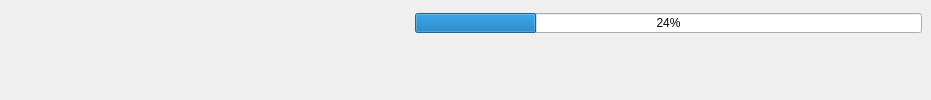
Qt form HelloWorld/actionprogress.ui (RicardoEPRodrigues/3MotionExamples) before a commit.
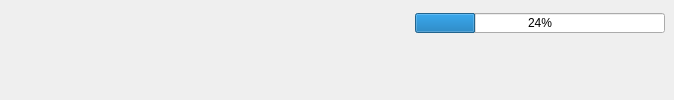
The same form after that commit.

Diff of the .ui file:
```diff
--- a/HelloWorld/actionprogress.ui
+++ b/HelloWorld/actionprogress.ui
@@ -9,7 +9,7 @@
    <rect>
     <x>0</x>
     <y>0</y>
-    <width>931</width>
+    <width>674</width>
     <height>100</height>
    </rect>
   </property>
@@ -38,6 +38,9 @@
       </size>
      </property>
      <layout class="QHBoxLayout" name="horizontalLayout">
+      <property name="sizeConstraint">
+       <enum>QLayout::SetDefaultConstraint</enum>
+      </property>
       <item>
        <widget class="QLabel" name="Description">
         <property name="minimumSize">
@@ -53,9 +56,15 @@
       </item>
       <item>
        <widget class="QProgressBar" name="progressBar">
+        <property name="minimumSize">
+         <size>
+          <width>250</width>
+          <height>0</height>
+         </size>
+        </property>
         <property name="maximumSize">
          <size>
-          <width>16777215</width>
+          <width>250</width>
           <height>20</height>
          </size>
         </property>
```
Left out of the diff: 15 changed lines with no effect on the pictures.
